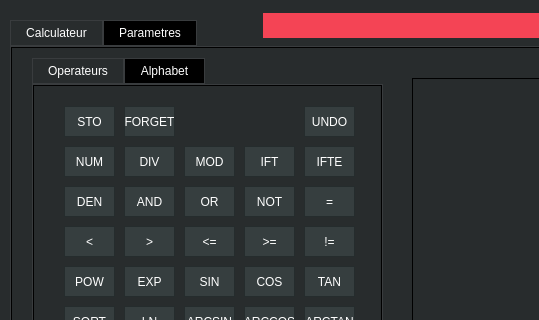
RevenMyst/LO21_Projet, file CompUT/dialog.ui: the form before one commit; both pictures show x 0 to 539 and y 0 to 320 of the 1241 by 644 pixel window.
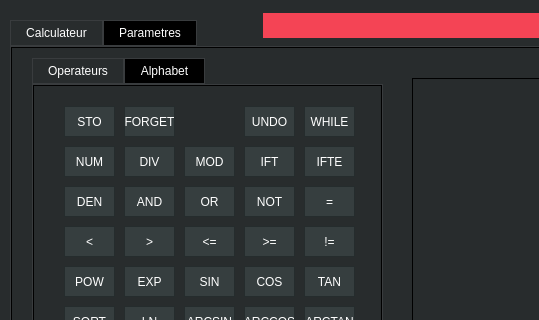
The form after the commit.

```diff
--- a/CompUT/dialog.ui
+++ b/CompUT/dialog.ui
@@ -694,7 +694,7 @@
       <widget class="QPushButton" name="UNDObutton">
        <property name="geometry">
         <rect>
-         <x>270</x>
+         <x>210</x>
          <y>20</y>
          <width>51</width>
          <height>31</height>
@@ -892,6 +892,19 @@
         <string>STO</string>
        </property>
       </widget>
+      <widget class="QPushButton" name="UNDObutton_2">
+       <property name="geometry">
+        <rect>
+         <x>270</x>
+         <y>20</y>
+         <width>51</width>
+         <height>31</height>
+        </rect>
+       </property>
+       <property name="text">
+        <string>WHILE</string>
+       </property>
+      </widget>
      </widget>
      <widget class="QWidget" name="tabAlpha">
       <attribute name="title">
```
